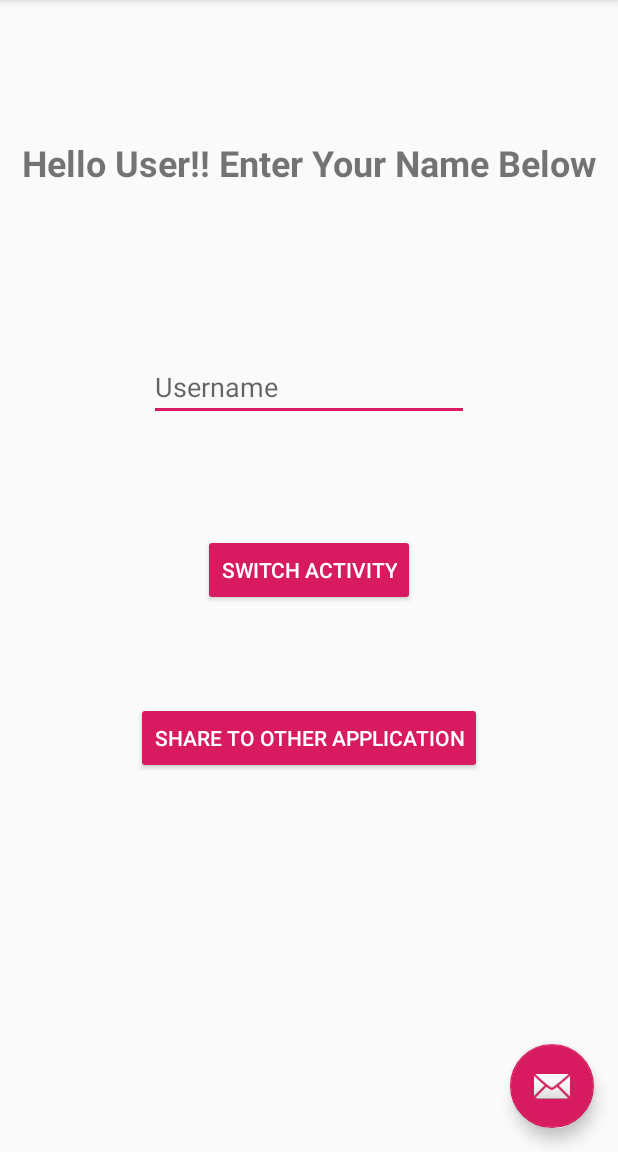
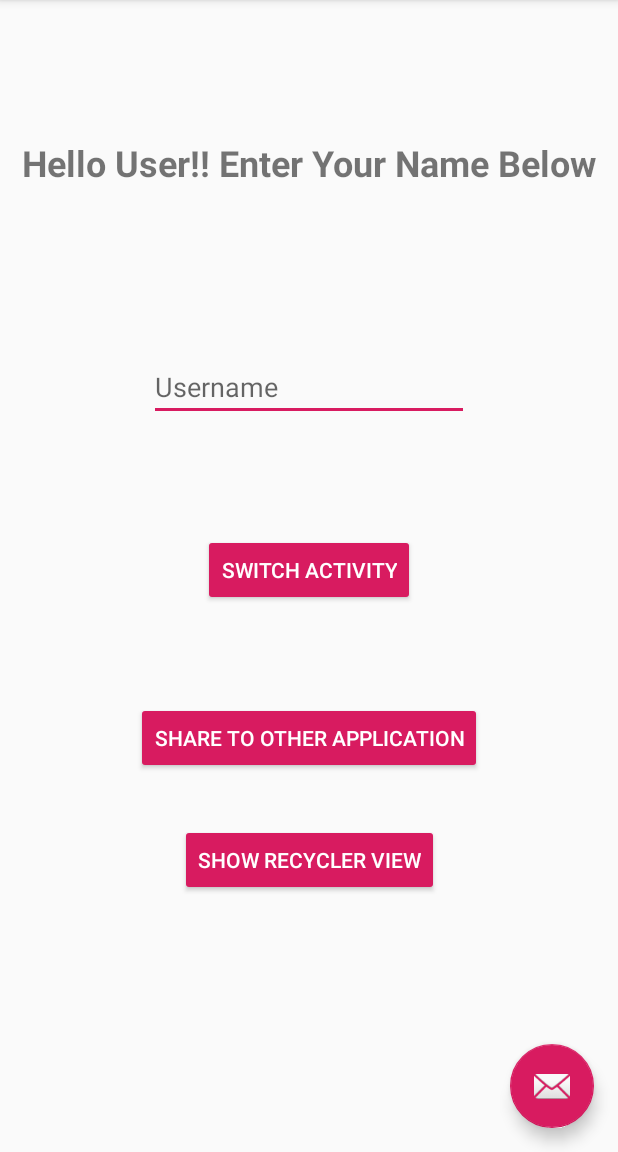
Before and after one commit to tarunraghav226/AndroidDevelopment, an Android app: the screen it shows after launch (MainActivity), on a phone screen of 412 x 824 dp, the part 84-1236 px from its top. Run offline under Robolectric (Android 15) with nearby library versions, the phone set to English and light mode, and no system bars.

Commit message:
Updated MainActivity and UI.

```diff
--- a/KotlinHelloWorldAndIntent/app/src/main/java/com/example/kotlinhelloworldandintent/MainActivity.kt
+++ b/KotlinHelloWorldAndIntent/app/src/main/java/com/example/kotlinhelloworldandintent/MainActivity.kt
@@ -37,6 +37,10 @@ class MainActivity : AppCompatActivity() {
             intent.putExtra(Intent.EXTRA_TEXT, username)
             startActivity(Intent.createChooser(intent, "Select:"))
         }
+
+        mainBtnRecy.setOnClickListener {
+            val intent = Intent(this, RecyclerActivity::class.java)
+        }
     }
 
     override fun onCreateOptionsMenu(menu: Menu): Boolean {
--- a/KotlinHelloWorldAndIntent/app/src/main/res/layout/content_main.xml
+++ b/KotlinHelloWorldAndIntent/app/src/main/res/layout/content_main.xml
@@ -53,4 +53,15 @@
         app:layout_constraintEnd_toEndOf="parent"
         app:layout_constraintStart_toStartOf="parent"
         app:layout_constraintTop_toBottomOf="@+id/mainBtnSwtchAct" />
+
+    <Button
+        android:id="@+id/mainBtnRecy"
+        style="@style/Widget.AppCompat.Button.Colored"
+        android:layout_width="wrap_content"
+        android:layout_height="wrap_content"
+        android:layout_marginStart="29dp"
+        android:layout_marginTop="33dp"
+        android:text="@string/main_btn_rec_act"
+        app:layout_constraintStart_toStartOf="@+id/mainBtnShareOut"
+        app:layout_constraintTop_toBottomOf="@+id/mainBtnShareOut" />
 </androidx.constraintlayout.widget.ConstraintLayout>
--- a/KotlinHelloWorldAndIntent/app/src/main/res/values/strings.xml
+++ b/KotlinHelloWorldAndIntent/app/src/main/res/values/strings.xml
@@ -5,4 +5,5 @@
     <string name="main_edit_text_username">Username</string>
     <string name="main_btn_switch_activity">Switch Activity</string>
     <string name="main_share_outside">Share to other application</string>
+    <string name="main_btn_rec_act">Show Recycler View</string>
 </resources>
```
